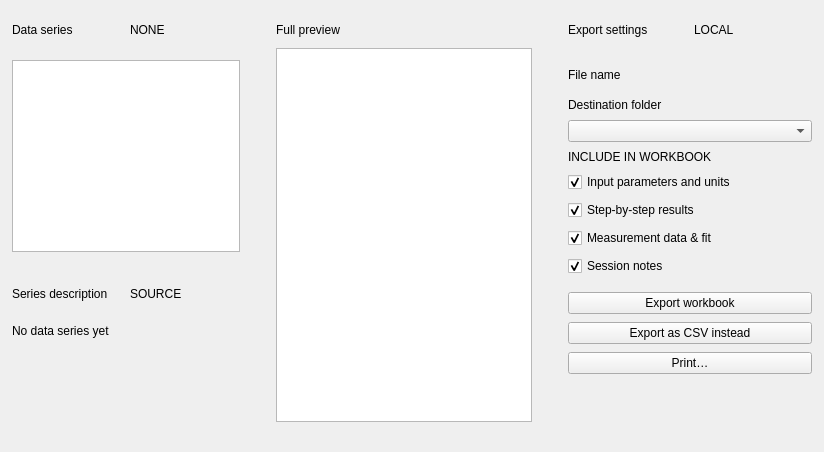
Before: the Qt Designer form src/ui/ExportPage.ui in movdy2/Physics_Optical_Assistant, drawn with Qt 5.
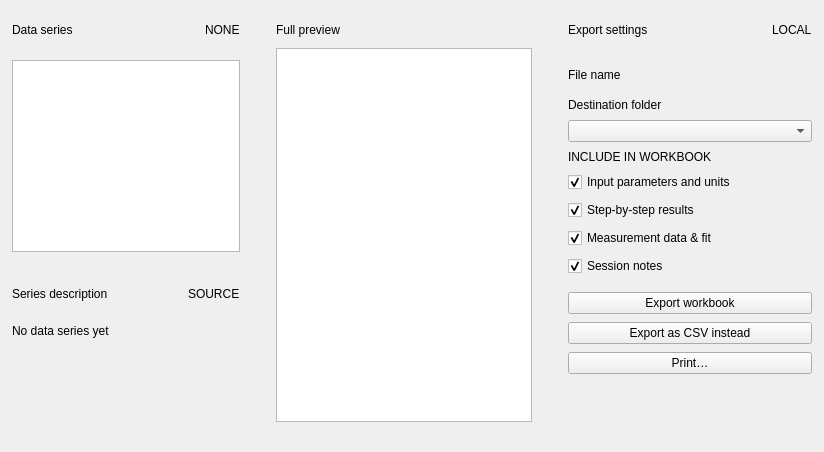
After: the same form once the commit is applied.

Commit message: Encode Qt Designer stretch factors on layouts

Diff of the .ui file:
```diff
--- a/src/ui/ExportPage.ui
+++ b/src/ui/ExportPage.ui
@@ -39,7 +39,7 @@
      </layout>
     </widget>
    </item>
-   <item stretch="1">
+   <item>
     <widget class="QStackedWidget" name="exportWorkspace">
      <widget class="QWidget" name="dataPane">
       <layout class="QHBoxLayout" name="dataPaneLayout">
@@ -72,7 +72,7 @@
            <height>16777215</height>
           </size>
          </property>
-         <layout class="QVBoxLayout" name="seriesColumnLayout">
+         <layout class="QVBoxLayout" name="seriesColumnLayout" stretch="3,2">
           <property name="spacing">
            <number>12</number>
           </property>
@@ -88,12 +88,12 @@
           <property name="bottomMargin">
            <number>0</number>
           </property>
-          <item stretch="3">
+          <item>
            <widget class="QFrame" name="seriesPanel">
             <property name="frameShape">
              <enum>QFrame::NoFrame</enum>
             </property>
-            <layout class="QVBoxLayout" name="seriesPanelLayout">
+            <layout class="QVBoxLayout" name="seriesPanelLayout" stretch="0,1">
              <property name="spacing">
               <number>0</number>
              </property>
@@ -120,7 +120,7 @@
                <property name="frameShape">
                 <enum>QFrame::NoFrame</enum>
                </property>
-               <layout class="QHBoxLayout" name="seriesHeaderLayout">
+               <layout class="QHBoxLayout" name="seriesHeaderLayout" stretch="1,0">
                 <property name="spacing">
                  <number>8</number>
                 </property>
@@ -136,7 +136,7 @@
                 <property name="bottomMargin">
                  <number>4</number>
                 </property>
-                <item stretch="1">
+                <item>
                  <widget class="QLabel" name="seriesTitle">
                   <property name="text">
                    <string>Data series</string>
@@ -200,12 +200,12 @@
            </widget>
 
           </item>
-          <item stretch="2">
+          <item>
            <widget class="QFrame" name="descriptionPanel">
             <property name="frameShape">
              <enum>QFrame::NoFrame</enum>
             </property>
-            <layout class="QVBoxLayout" name="descriptionPanelLayout">
+            <layout class="QVBoxLayout" name="descriptionPanelLayout" stretch="0,1">
              <property name="spacing">
               <number>0</number>
              </property>
@@ -232,7 +232,7 @@
                <property name="frameShape">
                 <enum>QFrame::NoFrame</enum>
                </property>
-               <layout class="QHBoxLayout" name="descriptionHeaderLayout">
+               <layout class="QHBoxLayout" name="descriptionHeaderLayout" stretch="1,0">
                 <property name="spacing">
                  <number>8</number>
                 </property>
@@ -248,7 +248,7 @@
                 <property name="bottomMargin">
                  <number>4</number>
                 </property>
-                <item stretch="1">
+                <item>
                  <widget class="QLabel" name="descriptionTitle">
                   <property name="text">
                    <string>Series description</string>
@@ -433,7 +433,7 @@
                 <property name="bottomMargin">
                  <number>4</number>
                 </property>
-                <item stretch="1">
+                <item>
                  <widget class="QLabel" name="previewTitle">
                   <property name="text">
                    <string>Full preview</string>
@@ -542,7 +542,7 @@
             <property name="frameShape">
              <enum>QFrame::NoFrame</enum>
             </property>
-            <layout class="QVBoxLayout" name="settingsPanelLayout">
+            <layout class="QVBoxLayout" name="settingsPanelLayout" stretch="0,1">
              <property name="spacing">
               <number>0</number>
              </property>
@@ -569,7 +569,7 @@
                <property name="frameShape">
                 <enum>QFrame::NoFrame</enum>
                </property>
-               <layout class="QHBoxLayout" name="settingsHeaderLayout">
+               <layout class="QHBoxLayout" name="settingsHeaderLayout" stretch="1,0">
                 <property name="spacing">
                  <number>8</number>
                 </property>
@@ -585,7 +585,7 @@
                 <property name="bottomMargin">
                  <number>4</number>
                 </property>
-                <item stretch="1">
+                <item>
                  <widget class="QLabel" name="settingsTitle">
                   <property name="text">
                    <string>Export settings</string>
```
Left out of the diff: 26 changed lines with no effect on the pictures. The commit also changes 13 other files.
